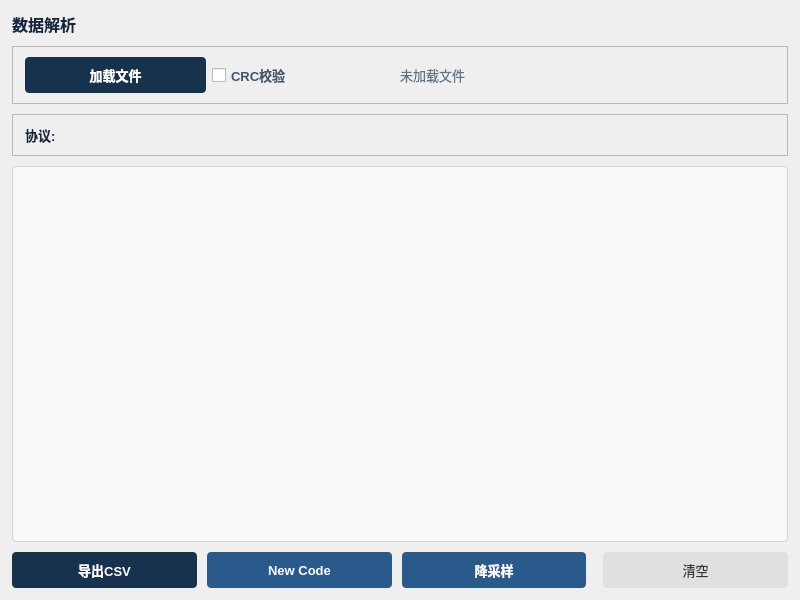
Above: modules/parse/parsepanel.ui from wxw-kaoyan/forensen_combnitation before the change. Below: the same form after it.
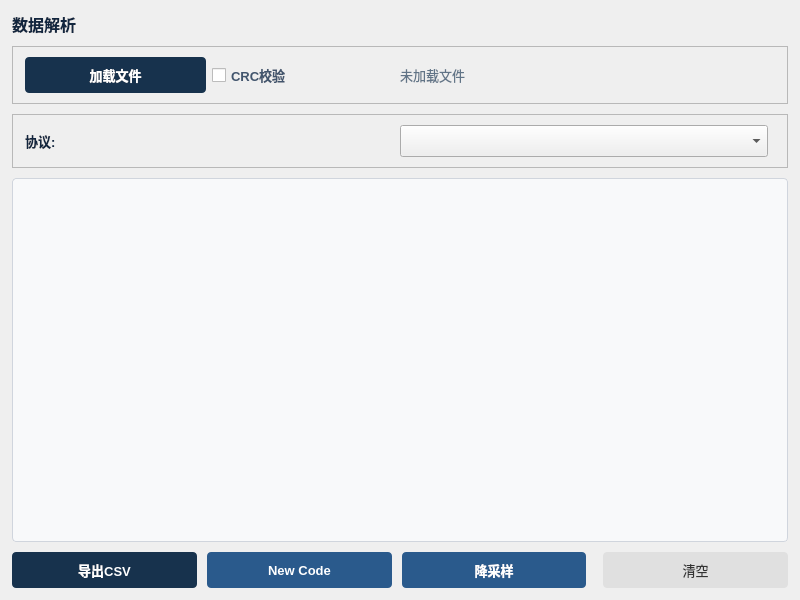
That is the form after the change.

```diff
--- a/modules/parse/parsepanel.ui
+++ b/modules/parse/parsepanel.ui
@@ -46,6 +46,7 @@
       <property name="rightMargin"><number>12</number></property>
       <property name="bottomMargin"><number>10</number></property>
       <item><widget class="QLabel" name="protoLabel"><property name="styleSheet"><string>font-size:13px;font-weight:600;color:#12263f;</string></property><property name="text"><string>协议:</string></property></widget></item>
+      <item><widget class="QComboBox" name="protocolCombo"><property name="minimumSize"><size><width>240</width><height>32</height></size></property><property name="styleSheet"><string>font-size:12px;</string></property></widget></item>
       <item><spacer><property name="orientation"><enum>Qt::Horizontal</enum></property></spacer></item>
       <!-- 按钮由代码动态生成 -->
      </layout>
```
Left out of the diff: 2 changed lines with no effect on the pictures.
